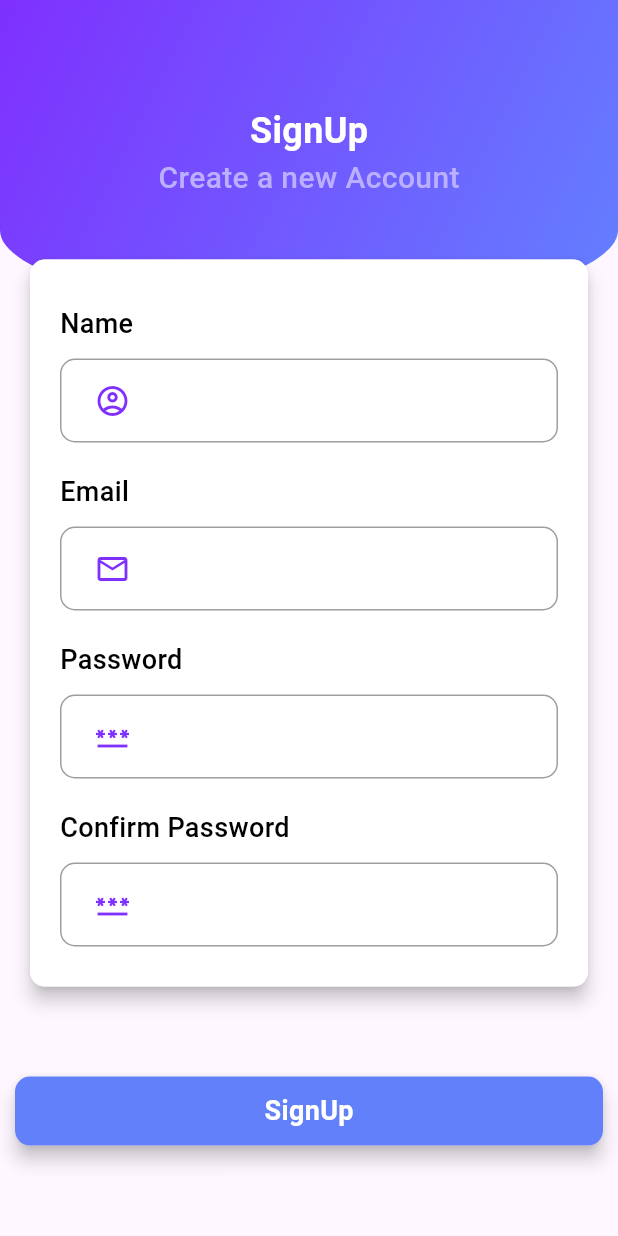
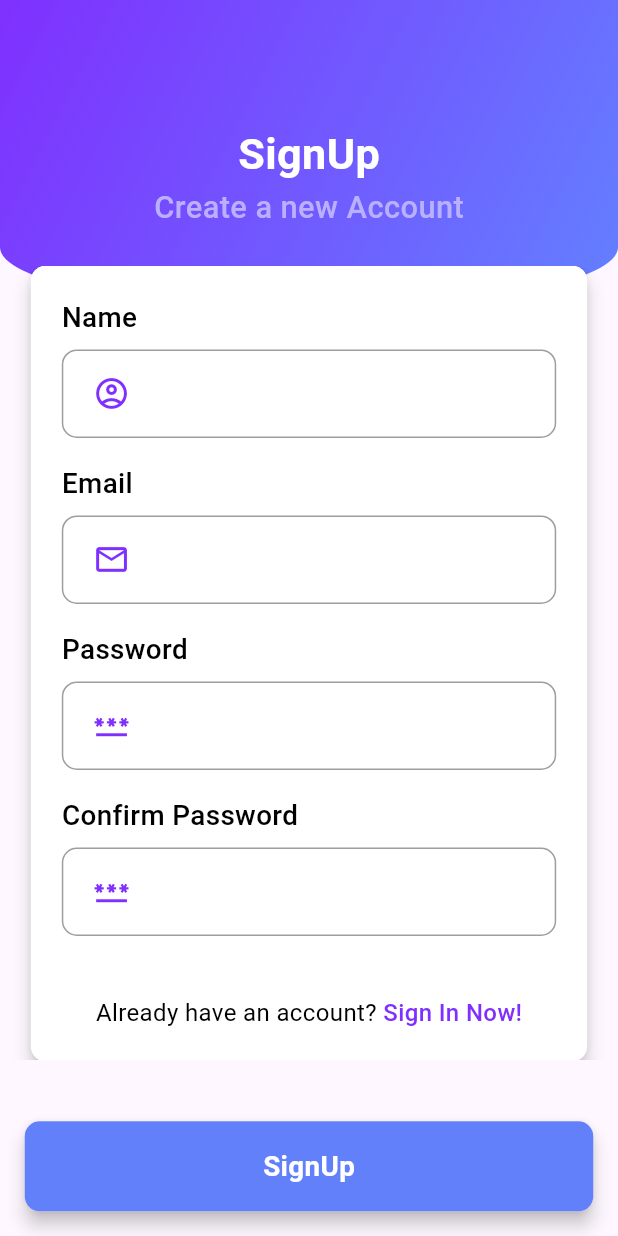
Before and after one commit to paulaschez/swapparel_tfg, a Flutter app: the SignUp screen opened directly, on a phone screen of 412 x 824 dp. Run offline on Flutter 3.47's test engine with Material 3 defaults, Android fonts, the phone set to English and light mode, and no system bars; our stand-ins replace cloud_firestore, firebase_auth, firebase_core, random_string, shared_preferences; accounts and stored records are empty.

```diff
--- /dev/null
+++ b/devtools_options.yaml
@@ -0,0 +1,3 @@
+description: This file stores settings for Dart & Flutter DevTools.
+documentation: https://docs.flutter.dev/tools/devtools/extensions#configure-extension-enablement-states
+extensions:
--- /dev/null
+++ b/lib/components/custom_textfield.dart
@@ -0,0 +1,65 @@
+import 'package:flutter/material.dart';
+
+class CustomTextField extends StatelessWidget {
+  const CustomTextField({
+    super.key,
+    required this.title,
+    required this.icon,
+    this.obscureText = false,
+    required this.controller,
+    this.validator
+  });
+
+  final String title;
+  final IconData icon;
+  final bool obscureText;
+  final TextEditingController controller;
+  final String? Function(String?)? validator;
+
+
+  @override
+  Widget build(BuildContext context) {
+    final size = MediaQuery.of(context).size; // Obtener el tamaño de la pantalla
+
+    return Column(
+      crossAxisAlignment: CrossAxisAlignment.start,
+      children: [
+        Text(
+          title,
+          style: TextStyle(
+            color: Colors.black,
+            fontSize: size.width * 0.045, // Tamaño de fuente relativo al ancho
+            fontWeight: FontWeight.w500,
+          ),
+        ),
+        SizedBox(height: size.height * 0.01), // Espaciado vertical relativo
+        Container(
+          padding: EdgeInsets.only(left: size.width * 0.02), // Padding relativo
+          decoration: BoxDecoration(
+            border: Border.all(
+              width: 1.0,
+              color: Colors.black38,
+            ),
+            borderRadius: BorderRadius.circular(10),
+          ),
+          child: TextFormField(
+            controller: controller,
+            validator: validator,
+            obscureText: obscureText,
+            decoration: InputDecoration(
+              border: InputBorder.none,
+              prefixIcon: Icon(
+                icon,
+                color: Color(0xFF7f30fe),
+                size: size.width * 0.06, // Tamaño del ícono relativo
+              ),
+              contentPadding: EdgeInsets.symmetric(
+                vertical: size.height * 0.02, // Padding interno relativo
+              ),
+            ),
+          ),
+        ),
+      ],
+    );
+  }
+}
--- a/lib/pages/signup.dart
+++ b/lib/pages/signup.dart
@@ -1,4 +1,10 @@
+import 'package:chat_app/service/database.dart';
+import 'package:chat_app/service/shared_preferences.dart';
 import 'package:flutter/material.dart';
+import 'package:chat_app/components/custom_textfield.dart';
+import 'package:firebase_auth/firebase_auth.dart';
+import 'package:random_string/random_string.dart';
+import 'home.dart';
 
 class SignUp extends StatefulWidget {
   const SignUp({super.key});
@@ -8,6 +14,71 @@ class SignUp extends StatefulWidget {
 }
 
 class _SignUpState extends State<SignUp> {
+  String mail = "", name = "", password = "", confirmPassword = "";
+  TextEditingController mailCtrl = new TextEditingController();
+  TextEditingController nameCtrl = new TextEditingController();
+  TextEditingController passwordCtrl = new TextEditingController();
+  TextEditingController cnfrmPasswordCtrl = new TextEditingController();
+
+  final _formkey = GlobalKey<FormState>();
+
+  registration() async {
+    if (password != "" && password == confirmPassword) {
+      try {
+        UserCredential userCredential = await FirebaseAuth.instance
+            .createUserWithEmailAndPassword(email: mail, password: password);
+
+        String Id = randomAlphaNumeric(10);
+        Map<String, dynamic> userInfoMap = {
+          "Name": nameCtrl.text,
+          "E-mail": mailCtrl.text,
+          "username": mailCtrl.text.replaceAll("@gmail.com", ""),
+          "Photo": "https://cdn-icons-png.flaticon.com/512/17246/17246491.png",
+          "Id": Id,
+        };
+        await DatabaseMethods().addUserDetails(userInfoMap, Id);
+        await SharedPreferenceHelper().saveUserId(Id);
+        await SharedPreferenceHelper().saveUserEmail(mailCtrl.text);
+        await SharedPreferenceHelper().saveUserName(mailCtrl.text.replaceAll("@gmail.com", ""));
+        await SharedPreferenceHelper().saverUserDisplayName(nameCtrl.text);
+        await SharedPreferenceHelper().saverUserPic("https://cdn-icons-png.flaticon.com/512/17246/17246491.png");
+
+        ScaffoldMessenger.of(context).showSnackBar(
+          SnackBar(
+            content: Text(
+              "Registered Succesfully",
+              style: TextStyle(fontSize: 20.0),
+            ),
+          ),
+        );
+
+        Navigator.pushReplacement(context, MaterialPageRoute(builder: (context)=> Home()));
+      } on FirebaseAuthException catch (e) {
+        if (e.code == 'weak-password') {
+          ScaffoldMessenger.of(context).showSnackBar(
+            SnackBar(
+              backgroundColor: Colors.orangeAccent,
+              content: Text(
+                "Password Provided is too weak",
+                style: TextStyle(fontSize: 18.0),
+              ),
+            ),
+          );
+        } else if (e.code == 'email-already-in-use') {
+          ScaffoldMessenger.of(context).showSnackBar(
+            SnackBar(
+              backgroundColor: Colors.orangeAccent,
+              content: Text(
+                "Account already exists",
+                style: TextStyle(fontSize: 18.0),
+              ),
+            ),
+          );
+        }
+      }
+    }
+  }
+
   @override
   Widget build(BuildContext context) {
     final size = MediaQuery.of(context).size;
@@ -16,8 +87,9 @@ class _SignUpState extends State<SignUp> {
       body: Container(
         child: Stack(
           children: [
+            // Encabezado con gradiente
             Container(
-              height: size.height / 4.0,
+              height: size.height * 0.25,
               width: size.width,
               decoration: BoxDecoration(
                 gradient: LinearGradient(
@@ -26,20 +98,24 @@ class _SignUpState extends State<SignUp> {
                   end: Alignment.bottomRight,
                 ),
                 borderRadius: BorderRadius.vertical(
-                  bottom: Radius.elliptical(size.width, 105.0),
+                  bottom: Radius.elliptical(size.width, size.height * 0.1),
                 ),
               ),
             ),
             Padding(
-              padding: const EdgeInsets.only(top: 70.0),
+              padding: EdgeInsets.only(
+                top: size.height * 0.1,
+              ), // Margen superior relativo
               child: Column(
                 children: [
+                  // Título "SignUp"
                   Center(
                     child: Text(
                       "SignUp",
                       style: TextStyle(
                         color: Colors.white,
-                        fontSize: 24.0,
+                        fontSize:
+                            size.width * 0.07, // Tamaño de fuente relativo
                         fontWeight: FontWeight.bold,
                       ),
                     ),
@@ -49,182 +125,150 @@ class _SignUpState extends State<SignUp> {
                       "Create a new Account",
                       style: TextStyle(
                         color: Color(0xFFbbb0ff),
-                        fontSize: 20.0,
+                        fontSize:
+                            size.width * 0.05, // Tamaño de fuente relativo
                         fontWeight: FontWeight.w500,
                       ),
                     ),
                   ),
-
-                  SizedBox(height: 20.0),
-                  Container(
-                    margin: EdgeInsets.symmetric(
-                      vertical: 20.0,
-                      horizontal: 20.0,
+                  SizedBox(height: size.height * 0.03), // Espaciado relativo
+                  // Contenedor del formulario
+                  Expanded(
+                    child: SingleChildScrollView(
+                      padding: EdgeInsets.symmetric(
+                        horizontal: size.width * 0.05,
                       ),
                       child: Material(
                         elevation: 5.0,
                         borderRadius: BorderRadius.circular(10),
                         child: Container(
-                        padding: EdgeInsets.symmetric(
-                          vertical: 30.0,
-                          horizontal: 20.0,
-                        ),
-                        height: size.height / 1.7,
-                        width: size.width,
+                          padding: EdgeInsets.all(
+                            size.width * 0.05,
+                          ), // Padding relativo
                           decoration: BoxDecoration(
                             color: Colors.white,
                             borderRadius: BorderRadius.circular(10),
                           ),
+                          child: Form(
+                            key: _formkey,
                             child: Column(
                               crossAxisAlignment: CrossAxisAlignment.start,
                               children: [
+                                CustomTextField(
+                                  title: "Name",
+                                  icon: Icons.account_circle_outlined,
+                                  controller: nameCtrl,
+                                  validator: (value) {
+                                    if (value == null || value.isEmpty) {
+                                      return 'Please Enter Name';
+                                    }
+                                    return null;
+                                  },
+                                ),
+                                SizedBox(height: size.height * 0.02),
+                                CustomTextField(
+                                  title: "Email",
+                                  icon: Icons.mail_outline,
+                                  controller: mailCtrl,
+                                  validator: (value) {
+                                    if (value == null || value.isEmpty) {
+                                      return 'Please Enter Email';
+                                    } else if (!value.contains("@")) {
+                                      return "Enter a valid E-mail";
+                                    }
+                                    return null;
+                                  },
+                                ),
+                                SizedBox(
+                                  height: size.height * 0.02,
+                                ), // Espaciado relativo
+                                CustomTextField(
+                                  title: "Password",
+                                  icon: Icons.password,
+                                  obscureText: true,
+                                  controller: passwordCtrl,
+                                  validator: (value) {
+                                    if (value == null || value.isEmpty) {
+                                      return 'Please Enter Password';
+                                    } else if (value.length < 6) {
+                                      return "The password must have at least 6 characters";
+                                    }
+                                    return null;
+                                  },
+                                ),
+                                SizedBox(
+                                  height: size.height * 0.02,
+                                ), // Espaciado relativo
+                                CustomTextField(
+                                  title: "Confirm Password",
+                                  icon: Icons.password,
+                                  obscureText: true,
+                                  controller: cnfrmPasswordCtrl,
+                                  validator: (value) {
+                                    if (value == null || value.isEmpty) {
+                                      return 'Please Confirm Password';
+                                    } else if (value != passwordCtrl.text) {
+                                      return "The passwords don't match";
+                                    }
+                                    return null;
+                                  },
+                                ),
+                                SizedBox(height: 40.0),
+                                Row(
+                                  mainAxisAlignment: MainAxisAlignment.center,
+                                  children: [
                                     Text(
-                              "Name",
+                                      "Already have an account?",
                                       style: TextStyle(
                                         color: Colors.black,
-                                fontSize: 18.0,
+                                        fontSize: 16.0,
+                                      ),
+                                    ),
+                                    Text(
+                                      " Sign In Now!",
+                                      style: TextStyle(
+                                        color: Color(0xFF7f30fe),
+                                        fontSize: 16.0,
                                         fontWeight: FontWeight.w500,
                                       ),
                                     ),
-                            SizedBox(height: 10.0),
-                            Container(
-                              padding: EdgeInsets.only(left: 10.0),
-                              decoration: BoxDecoration(
-                                border: Border.all(
-                                  width: 1.0,
-                                  color: Colors.black38,
-                                ),
-                                borderRadius: BorderRadius.circular(10),
-                              ),
-                              child: TextField(
-                                decoration: InputDecoration(
-                                  border: InputBorder.none,
-                                  prefixIcon: Icon(
-                                    Icons.account_circle_outlined,
-                                    color: Color(0xFF7f30fe),
-                                  ),
-                                  contentPadding: EdgeInsets.symmetric(
-                                    vertical: 15.0,
-                                  ),
-                                ),
-                              ),
-                            ),
-                            SizedBox(height: 20.0),
-                            Text(
-                              "Email",
-                              style: TextStyle(
-                                color: Colors.black,
-                                fontSize: 18.0,
-                                fontWeight: FontWeight.w500,
-                              ),
-                            ),
-                            SizedBox(height: 10.0),
-                            Container(
-                              padding: EdgeInsets.only(left: 10.0),
-                              decoration: BoxDecoration(
-                                border: Border.all(
-                                  width: 1.0,
-                                  color: Colors.black38,
-                                ),
-                                borderRadius: BorderRadius.circular(10),
-                              ),
-                              child: TextField(
-                                decoration: InputDecoration(
-                                  border: InputBorder.none,
-                                  prefixIcon: Icon(
-                                    Icons.mail_outline,
-                                    color: Color(0xFF7f30fe),
-                                  ),
-                                  contentPadding: EdgeInsets.symmetric(
-                                    vertical: 15.0,
-                                  ),
-                                ),
-                              ),
-                            ),
-                            SizedBox(height: 20.0),
-                            Text(
-                              "Password",
-                              style: TextStyle(
-                                color: Colors.black,
-                                fontSize: 18.0,
-                                fontWeight: FontWeight.w500,
-                              ),
-                            ),
-                            SizedBox(height: 10.0),
-                            Container(
-                              padding: EdgeInsets.only(left: 10.0),
-                              decoration: BoxDecoration(
-                                border: Border.all(
-                                  width: 1.0,
-                                  color: Colors.black38,
-                                ),
-                                borderRadius: BorderRadius.circular(10),
-                              ),
-                              child: TextField(
-                                decoration: InputDecoration(
-                                  border: InputBorder.none,
-                                  prefixIcon: Icon(
-                                    Icons.password,
-                                    color: Color(0xFF7f30fe),
-                                  ),
-                                  contentPadding: EdgeInsets.symmetric(
-                                    vertical: 15.0,
-                                  ),
-                                ),
-                                obscureText: true,
-                              ),
-                            ),
-                            SizedBox(height: 20.0),
-                            Text(
-                              "Confirm Password",
-                              style: TextStyle(
-                                color: Colors.black,
-                                fontSize: 18.0,
-                                fontWeight: FontWeight.w500,
-                              ),
-                            ),
-                            SizedBox(height: 10.0),
-                            Container(
-                              padding: EdgeInsets.only(left: 10.0),
-                              decoration: BoxDecoration(
-                                border: Border.all(
-                                  width: 1.0,
-                                  color: Colors.black38,
-                                ),
-                                borderRadius: BorderRadius.circular(10),
-                              ),
-                              child: TextField(
-                                decoration: InputDecoration(
-                                  border: InputBorder.none,
-                                  prefixIcon: Icon(
-                                    Icons.password,
-                                    color: Color(0xFF7f30fe),
-                                  ),
-                                  contentPadding: EdgeInsets.symmetric(
-                                    vertical: 15.0,
-                                  ),
-                                ),
-                                obscureText: true,
-                              ),
+                                  ],
                                 ),
                               ],
                             ),
                           ),
                         ),
                       ),
-                  SizedBox(height: 30.0),
+                    ),
+                  ),
+                  SizedBox(height: size.height * 0.03), // Espaciado relativo
+                  // Botón "SignUp"
+                  GestureDetector(
+                    onTap: () {
+                      if (_formkey.currentState!.validate()) {
+                        setState(() {
+                          mail = mailCtrl.text;
+                          name = nameCtrl.text;
+                          password = passwordCtrl.text;
+                          confirmPassword = cnfrmPasswordCtrl.text;
+                        });
+                      }
 
-                  Center(
+                      registration();
+                    },
+                    child: Center(
                       child: Container(
-                      margin: EdgeInsets.all(10),
-                      width: size.width,
-
+                        margin: EdgeInsets.all(
+                          size.width * 0.04,
+                        ), // Margen relativo
+                        width: size.width, // Ancho relativo
                         child: Material(
                           elevation: 5.0,
                           borderRadius: BorderRadius.circular(10),
                           child: Container(
-                          width: 130,
-                          padding: EdgeInsets.all(10),
+                            padding: EdgeInsets.all(
+                              size.width * 0.04,
+                            ), // Padding relativo
                             decoration: BoxDecoration(
                               color: Color(0xFF6380fb),
                               borderRadius: BorderRadius.circular(10),
@@ -234,8 +278,11 @@ class _SignUpState extends State<SignUp> {
                                 "SignUp",
                                 style: TextStyle(
                                   color: Colors.white,
-                                fontSize: 18.0,
+                                  fontSize:
+                                      size.width *
+                                      0.045, // Tamaño de fuente relativo
                                   fontWeight: FontWeight.bold,
+                                ),
                               ),
                             ),
                           ),
--- /dev/null
+++ b/lib/service/database.dart
@@ -0,0 +1,7 @@
+import 'package:cloud_firestore/cloud_firestore.dart';
+
+class DatabaseMethods{
+  Future addUserDetails (Map<String, dynamic> userInfoMap, String id) async{
+    return await FirebaseFirestore.instance.collection("users").doc(id).set(userInfoMap);
+  }
+}
```
Also changed, not shown: lib/main.dart (+6 -2 lines), lib/service/shared_preferences.dart (added, +57 -0 lines), pubspec.yaml (+7 -52 lines), firebase.json (added), lib/firebase_options.dart (added), pubspec.lock, 8 other files. Lines whose indentation alone changed are shown as unchanged.
